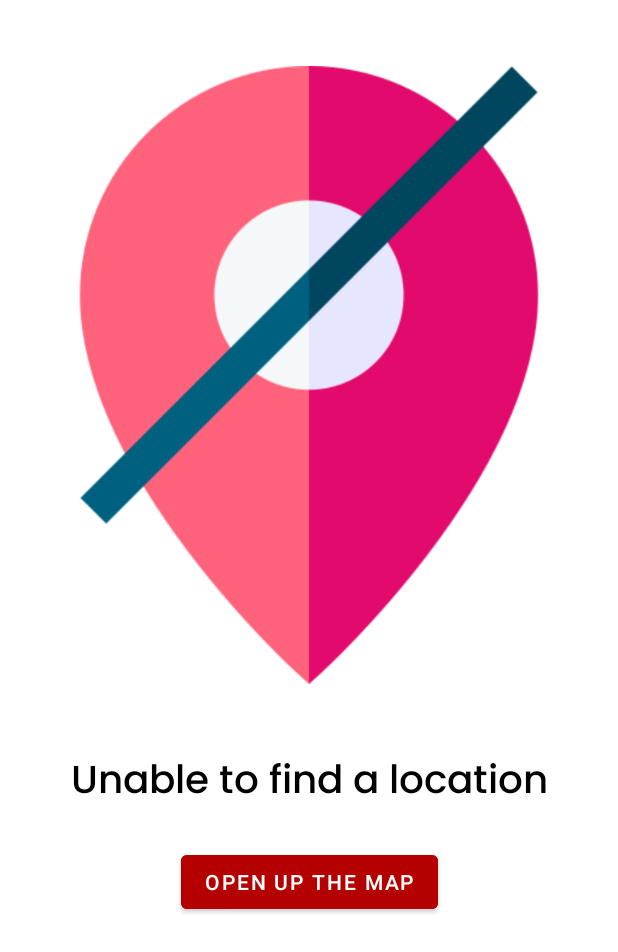
After one commit to karim-agha5/WeatherApp, an Android app: the UnableToFindALocationFragment screen opened through its navigation route, on a phone screen of 412 x 824 dp. The commit adds this screen. Shown: the top 952 px of the screen. Run offline under Robolectric (Android 15) with nearby library versions, the phone set to English and light mode, and no system bars; our stand-ins replace data binding, navigation-ui; pictures from the network do not load; 1 statement that could not run was skipped.

Commit message:
add mapview,AddLocationFragment toolbar, and UnableToFindALocationFragment

```diff
--- a/app/build.gradle
+++ b/app/build.gradle
@@ -3,6 +3,7 @@ plugins {
     id 'org.jetbrains.kotlin.android'
     id 'org.jetbrains.kotlin.kapt'
     id 'androidx.navigation.safeargs.kotlin'
+    id 'com.google.android.libraries.mapsplatform.secrets-gradle-plugin'
     //id 'kotlin-android-extensions'
 }
 
@@ -76,6 +77,7 @@ dependencies {
 
     // Google Play Services
     implementation 'com.google.android.gms:play-services-location:21.0.1'
+    implementation 'com.google.android.gms:play-services-maps:18.1.0'
 
     testImplementation 'junit:junit:4.13.2'
     androidTestImplementation 'androidx.test.ext:junit:1.1.5'
--- /dev/null
+++ b/app/src/main/java/com/example/weatherapp/ui/fragment/mainapp/UnableToFindALocationFragment.kt
@@ -0,0 +1,26 @@
+package com.example.weatherapp.ui.fragment.mainapp
+
+import android.os.Bundle
+import androidx.fragment.app.Fragment
+import android.view.LayoutInflater
+import android.view.View
+import android.view.ViewGroup
+import com.example.weatherapp.R
+
+class UnableToFindALocationFragment : Fragment() {
+
+    override fun onCreate(savedInstanceState: Bundle?) {
+        super.onCreate(savedInstanceState)
+
+    }
+
+    override fun onCreateView(
+        inflater: LayoutInflater, container: ViewGroup?,
+        savedInstanceState: Bundle?
+    ): View? {
+        // Inflate the layout for this fragment
+        return inflater.inflate(R.layout.fragment_unable_to_find_your_location, container, false)
+    }
+
+
+}
--- /dev/null
+++ b/app/src/main/res/layout/fragment_unable_to_find_your_location.xml
@@ -0,0 +1,47 @@
+<?xml version="1.0" encoding="utf-8"?>
+
+<ScrollView xmlns:android="http://schemas.android.com/apk/res/android"
+    xmlns:app="http://schemas.android.com/apk/res-auto"
+    xmlns:tools="http://schemas.android.com/tools"
+    android:layout_width="match_parent"
+    android:layout_height="match_parent"
+    tools:context=".ui.fragment.mainapp.UnableToFindALocationFragment">
+
+    <androidx.constraintlayout.widget.ConstraintLayout
+        android:layout_width="match_parent"
+        android:layout_height="match_parent">
+
+
+        <ImageView
+            android:id="@+id/iv_unable_to_find_a_location"
+            android:layout_width="match_parent"
+            android:layout_height="500dp"
+            android:src="@drawable/unable_to_find_a_location"
+            app:layout_constraintTop_toTopOf="parent" />
+
+
+        <TextView
+            android:id="@+id/tv_unable_to_find_a_location_message"
+            android:layout_width="match_parent"
+            android:layout_height="wrap_content"
+            android:fontFamily="@font/poppins_medium"
+            android:gravity="center"
+            android:text="@string/unable_to_find_a_location"
+            android:textColor="@color/black"
+            android:textSize="26sp"
+            app:layout_constraintTop_toBottomOf="@id/iv_unable_to_find_a_location" />
+
+
+        <Button
+            android:id="@+id/btn_open_up_the_map"
+            android:layout_width="wrap_content"
+            android:layout_height="wrap_content"
+            android:layout_marginTop="20dp"
+            android:backgroundTint="@color/red_shade_3"
+            android:text="@string/open_up_the_map"
+            app:layout_constraintEnd_toEndOf="parent"
+            app:layout_constraintStart_toStartOf="parent"
+            app:layout_constraintTop_toBottomOf="@id/tv_unable_to_find_a_location_message" />
+
+    </androidx.constraintlayout.widget.ConstraintLayout>
+</ScrollView>
--- a/app/src/main/res/navigation/main_graph.xml
+++ b/app/src/main/res/navigation/main_graph.xml
@@ -56,4 +56,9 @@
             app:popUpTo="@id/noLocationPermissionFragment"
             app:popUpToInclusive="true" />
     </fragment>
+    <fragment
+        android:id="@+id/unableToFindALocationFragment"
+        android:name="com.example.weatherapp.ui.fragment.mainapp.UnableToFindALocationFragment"
+        android:label="fragment_unable_to_find_your_location"
+        tools:layout="@layout/fragment_unable_to_find_your_location" />
 </navigation>
--- a/app/src/main/res/values/strings.xml
+++ b/app/src/main/res/values/strings.xml
@@ -37,4 +37,10 @@
     <string name="done">Done</string>
     <string name="unable_to_find_location_error_message">Unable to find your location</string>
     <string name="retry">Retry</string>
+    <string name="title_activity_maps">MapsActivity</string>
+    <string name="google_maps_key" translatable="false">AIzaSyDdoZKqqKdQXhmepwtlyYfvqMN2lRO-nBU</string>
+    <!-- TODO: Remove or change this placeholder text -->
+    <string name="hello_blank_fragment">Hello blank fragment</string>
+    <string name="unable_to_find_a_location">Unable to find a location</string>
+    <string name="open_up_the_map">Open Up The Map</string>
 </resources>
--- a/build.gradle
+++ b/build.gradle
@@ -10,4 +10,5 @@ plugins {
     id 'com.android.application' version '7.4.2' apply false
     id 'com.android.library' version '7.4.2' apply false
     id 'org.jetbrains.kotlin.android' version '1.8.0' apply false
+    id 'com.google.android.libraries.mapsplatform.secrets-gradle-plugin' version '2.0.1' apply false
 }
```
Also changed, not shown: app/src/main/AndroidManifest.xml (+34 -10 lines), app/src/main/java/com/example/weatherapp/data/source/remote/service/LocationService.kt (+6 -2 lines), app/src/main/java/com/example/weatherapp/ui/fragment/mainapp/AddLocationFragment.kt (+147 -2 lines), app/src/main/res/layout/fragment_add_location.xml (+18 -11 lines), app/src/main/res/drawable/unable_to_find_a_location.png (added), 1 other file.
